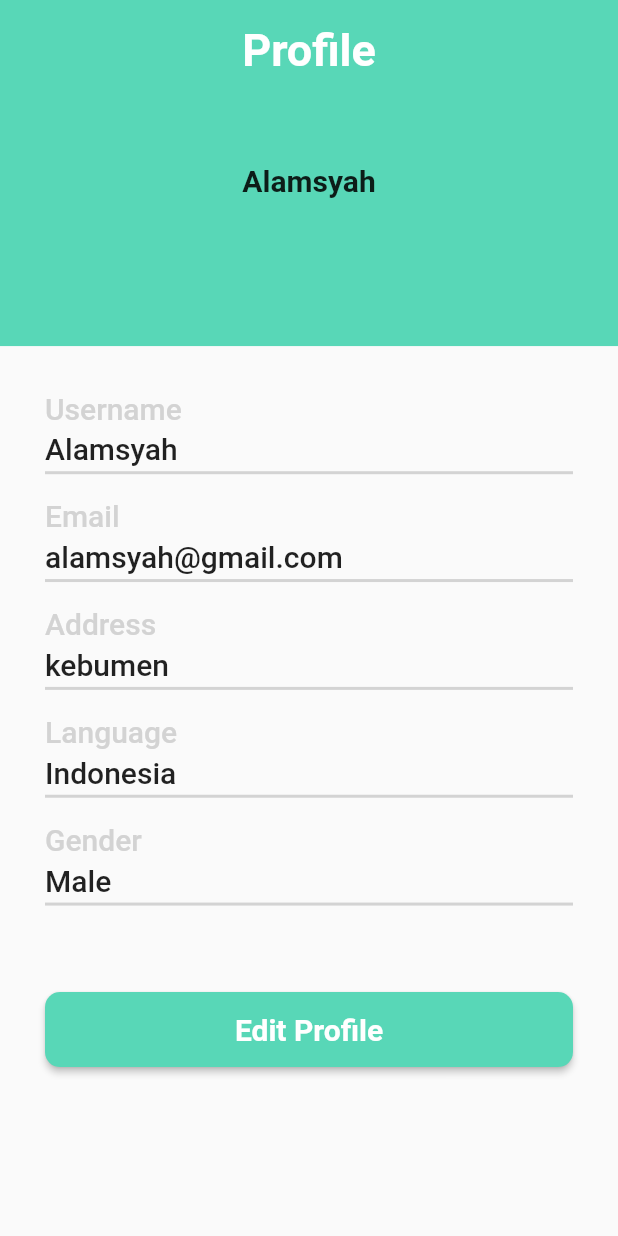
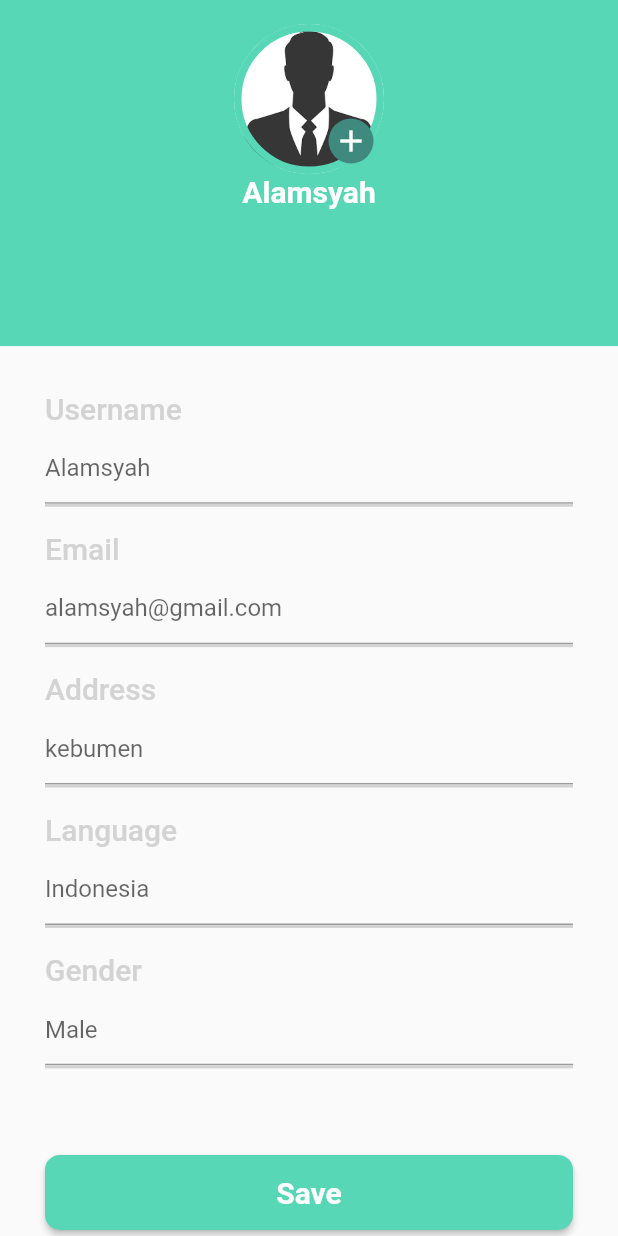
Before and after one commit to Madd-G/nutria_old, a Flutter app: the ProfileScreen screen opened by its route, after a tap on "Edit Profile", on a phone screen of 412 x 824 dp. Run offline on Flutter 3.47's test engine with Material 2 defaults, Android fonts, the light colour scheme and no system bars; our stand-ins replace dropdown_search, get.

Commit message:
updated profile and edit profile screen and reformated code

```diff
--- a/lib/components/fruit_carousel.dart
+++ b/lib/components/fruit_carousel.dart
@@ -1,5 +1,4 @@
 import 'package:flutter/material.dart';
-
 import '../models/fruit_vegetable_model.dart';
 
 class FruitCarousel extends StatelessWidget {
--- a/lib/components/gender_radio_button.dart
+++ b/lib/components/gender_radio_button.dart
@@ -1,6 +1,5 @@
 import 'package:flutter/material.dart';
 import 'package:get/get_state_manager/src/simple/get_state.dart';
-
 import '../controllers/gender_controller.dart';
 
 class GenderRadioButton extends StatelessWidget {
--- a/lib/components/main_button.dart
+++ b/lib/components/main_button.dart
@@ -2,8 +2,7 @@ import 'package:flutter/material.dart';
 
 class MainButton extends StatelessWidget {
   // ignore: use_key_in_widget_constructors
-  const MainButton(
-      {required this.title, required this.onPressed});
+  const MainButton({required this.title, required this.onPressed});
 
   final String title;
   final VoidCallback onPressed;
--- a/lib/components/vegetable_carousel.dart
+++ b/lib/components/vegetable_carousel.dart
@@ -1,5 +1,4 @@
 import 'package:flutter/material.dart';
-
 import '../models/fruit_vegetable_model.dart';
 
 class VegetableCarousel extends StatelessWidget {
--- a/lib/controllers/screen_controller.dart
+++ b/lib/controllers/screen_controller.dart
@@ -12,7 +12,7 @@ class ScreenController extends StatelessWidget {
   final screens = [
     const CameraScreen(),
     const HomeScreen(),
-     ProfileScreen(),
+    ProfileScreen(),
   ];
 
   @override
--- a/lib/main.dart
+++ b/lib/main.dart
@@ -15,7 +15,6 @@ import 'package:nutria/views/upload_profile_photo_screen.dart';
 import 'package:nutria/views/vegetable_detail_screen.dart';
 import 'package:nutria/views/vegetable_list_screen.dart';
 import 'package:nutria/views/home_screen.dart';
-
 import 'controllers/screen_controller.dart';
 import 'language.dart';
 
@@ -56,8 +55,7 @@ class MyApp extends StatelessWidget {
         GetPage(
             name: '/upload_profile_photo_screen',
             page: () => const UploadProfilePhotoScreen()),
-        GetPage(
-            name: '/fruit_list_screen', page: () => FruitListScreen()),
+        GetPage(name: '/fruit_list_screen', page: () => FruitListScreen()),
         GetPage(
             name: '/vegetable_list_screen',
             page: () => const VegetableListScreen()),
@@ -67,8 +65,8 @@ class MyApp extends StatelessWidget {
         GetPage(
             name: '/vegetable_detail_screen',
             page: () => const VegetableDetailScreen()),
-        GetPage(name: '/profile_screen', page: () =>  ProfileScreen()),
-        GetPage(name: '/edit_profile_screen', page: () => const EditProfileScreen()),
+        GetPage(name: '/profile_screen', page: () => ProfileScreen()),
+        GetPage(name: '/edit_profile_screen', page: () => EditProfileScreen()),
         GetPage(name: '/camera_screen', page: () => const CameraScreen()),
         GetPage(name: '/screen_controller', page: () => ScreenController()),
       ],
--- a/lib/models/user_model.dart
+++ b/lib/models/user_model.dart
@@ -15,6 +15,7 @@ class User {
     this.gender = '',
   });
 }
+
 final List<User> userData = [
   User(
       username: 'Alamsyah',
--- a/lib/views/edit_profile_screen.dart
+++ b/lib/views/edit_profile_screen.dart
@@ -1,19 +1,15 @@
-import 'package:dropdown_search/dropdown_search.dart';
 import 'package:flutter/material.dart';
 import 'package:get/get.dart';
-
-import '../components/text_input_decoration.dart';
-import '../controllers/translations_controller.dart';
+import '../components/main_button.dart';
+import '../controllers/user_controller.dart';
 
 class EditProfileScreen extends StatelessWidget {
-  const EditProfileScreen({Key? key}) : super(key: key);
-
+  EditProfileScreen({Key? key}) : super(key: key);
+  final UserController userController = Get.put(UserController());
 
   @override
   Widget build(BuildContext context) {
     var height = MediaQuery.of(context).size.height;
-    final languages = ['English', 'Indonesia'];
-    final messageController = Get.put(MessagesController());
     return Scaffold(
       body: SingleChildScrollView(
         child: Column(
@@ -25,73 +21,180 @@ class EditProfileScreen extends StatelessWidget {
               child: Padding(
                 padding: const EdgeInsets.all(16.0),
                 child: Column(
-                  crossAxisAlignment: CrossAxisAlignment.start,
+                  mainAxisAlignment: MainAxisAlignment.start,
+                  crossAxisAlignment: CrossAxisAlignment.center,
                   children: [
-                    const Center(
-                        child: SafeArea(
-                      child: Text(
-                        'Nutria',
-                        style: TextStyle(
-                            color: Colors.white,
-                            fontSize: 30.0,
-                            fontWeight: FontWeight.w700),
+                    SafeArea(
+                      child: Center(
+                        child: Stack(children: [
+                          Container(
+                            decoration: BoxDecoration(
+                                shape: BoxShape.circle,
+                                border: Border.all(
+                                    width: 5,
+                                    color:
+                                        Theme.of(context).colorScheme.primary),
+                                image: const DecorationImage(
+                                  fit: BoxFit.fill,
+                                  image:
+                                      AssetImage('assets/images/profile.png'),
+                                )),
+                            height: 100,
+                            width: 100,
+                            padding: const EdgeInsets.all(8.0),
+                          ),
+                          Positioned(
+                              bottom: 7,
+                              right: 7,
+                              child: Container(
+                                decoration: const BoxDecoration(
+                                    shape: BoxShape.circle,
+                                    color: Color(0xff3F897F)),
+                                height: 30,
+                                width: 30,
+                                child: const Icon(
+                                  Icons.add,
+                                  color: Colors.white,
+                                ),
+                              ))
+                        ]),
                       ),
-                    )),
-                    IconButton(
-                      icon: const Icon(Icons.arrow_back_ios),
-                      color: Colors.white,
-                      onPressed: () {
-                        Get.toNamed('/screen_controller');
-                      },
                     ),
-                    SizedBox(
-                      height: height * 0.01,
-                    ),
-                    const Text(
-                      "Daftar Buah",
-                      style: TextStyle(
-                          color: Colors.white,
-                          fontSize: 35,
-                          fontWeight: FontWeight.w700),
-                    ),
+                    Text(
+                      userController.username.value,
+                      style: const TextStyle(
+                          fontSize: 20.0,
+                          fontWeight: FontWeight.w600,
+                          color: Colors.white),
+                    )
                   ],
                 ),
               ),
             ),
             Padding(
-                padding: const EdgeInsets.all(10.0),
+                padding: const EdgeInsets.all(30.0),
                 child: Column(
+                  crossAxisAlignment: CrossAxisAlignment.start,
                   children: [
+                    const Text(
+                      'Username',
+                      style: TextStyle(
+                          color: Color(0xFFD3D3D3),
+                          fontWeight: FontWeight.w500,
+                          fontSize: 20.0),
+                    ),
+                    SizedBox(
+                      height: height * 0.005,
+                    ),
                     TextField(
-                        keyboardType: TextInputType.name,
-                        decoration: textInputDecoration.copyWith(
-                            hintText: 'Username',
-                            focusedBorder: OutlineInputBorder(
-                                borderSide: BorderSide(
-                                    color: Theme.of(context).colorScheme.primary)))),
-                    const SizedBox(height: 20),
+                      keyboardType: TextInputType.text,
+                      decoration: InputDecoration(
+                          hintText: userController.username.value),
+                    ),
+                    Container(
+                      height: 2.0,
+                      width: double.infinity,
+                      color: const Color(0xFFD3D3D3),
+                    ),
+                    SizedBox(
+                      height: height * 0.02,
+                    ),
+                    const Text(
+                      'Email',
+                      style: TextStyle(
+                          color: Color(0xFFD3D3D3),
+                          fontWeight: FontWeight.w500,
+                          fontSize: 20.0),
+                    ),
+                    SizedBox(
+                      height: height * 0.005,
+                    ),
                     TextField(
-                        keyboardType: TextInputType.streetAddress,
-                        decoration: textInputDecoration.copyWith(
-                            hintText: 'Address',
-                            focusedBorder: OutlineInputBorder(
-                                borderSide: BorderSide(
-                                    color: Theme.of(context).colorScheme.primary)))),
-                    const SizedBox(height: 20),
-                    DropdownSearch<String>(
-                        mode: Mode.MENU,
-                        showSelectedItem: true,
-                        items: languages,
-                        label: "Language",
-                        hint: "select language",
-                        selectedItem: "English",
-                        onChanged: (String? data) {
-                          if (data == 'English') {
-                            messageController.changeLanguage('en_US', 'id');
-                          } else if (data == "Indonesia") {
-                            messageController.changeLanguage('id', 'en_US');
-                          }
-                        }),
+                      keyboardType: TextInputType.text,
+                      decoration:
+                          InputDecoration(hintText: userController.email.value),
+                    ),
+                    Container(
+                      height: 2.0,
+                      width: double.infinity,
+                      color: const Color(0xFFD3D3D3),
+                    ),
+                    SizedBox(
+                      height: height * 0.02,
+                    ),
+                    const Text(
+                      'Address',
+                      style: TextStyle(
+                          color: Color(0xFFD3D3D3),
+                          fontWeight: FontWeight.w500,
+                          fontSize: 20.0),
+                    ),
+                    SizedBox(
+                      height: height * 0.005,
+                    ),
+                    TextField(
+                      keyboardType: TextInputType.text,
+                      decoration: InputDecoration(
+                          hintText: userController.address.value),
+                    ),
+                    Container(
+                      height: 2.0,
+                      width: double.infinity,
+                      color: const Color(0xFFD3D3D3),
+                    ),
+                    SizedBox(
+                      height: height * 0.02,
+                    ),
+                    const Text(
+                      'Language',
+                      style: TextStyle(
+                          color: Color(0xFFD3D3D3),
+                          fontWeight: FontWeight.w500,
+                          fontSize: 20.0),
+                    ),
+                    SizedBox(
+                      height: height * 0.005,
+                    ),
+                    TextField(
+                      keyboardType: TextInputType.text,
+                      decoration: InputDecoration(
+                          hintText: userController.language.value),
+                    ),
+                    Container(
+                      height: 2.0,
+                      width: double.infinity,
+                      color: const Color(0xFFD3D3D3),
+                    ),
+                    SizedBox(
+                      height: height * 0.02,
+                    ),
+                    const Text(
+                      'Gender',
+                      style: TextStyle(
+                          color: Color(0xFFD3D3D3),
+                          fontWeight: FontWeight.w500,
+                          fontSize: 20.0),
+                    ),
+                    SizedBox(
+                      height: height * 0.005,
+                    ),
+                    TextField(
+                      keyboardType: TextInputType.text,
+                      decoration: InputDecoration(
+                          hintText: userController.gender.value),
+                    ),
+                    Container(
+                      height: 2.0,
+                      width: double.infinity,
+                      color: const Color(0xFFD3D3D3),
+                    ),
+                    SizedBox(
+                      height: height * 0.02,
+                    ),
+                    SizedBox(
+                      height: height * 0.05,
+                    ),
+                    MainButton(title: 'Save', onPressed: () {})
                   ],
                 ))
           ],
@@ -100,3 +203,18 @@ class EditProfileScreen extends StatelessWidget {
     );
   }
 }
+
+// DropdownSearch<String>(
+// mode: Mode.MENU,
+// showSelectedItem: true,
+// items: languages,
+// label: "Language",
+// hint: "select language",
+// selectedItem: "English",
+// onChanged: (String? data) {
+// if (data == 'English') {
+// messageController.changeLanguage('en_US', 'id');
+// } else if (data == "Indonesia") {
+// messageController.changeLanguage('id', 'en_US');
+// }
+// }),
--- a/lib/views/home_screen.dart
+++ b/lib/views/home_screen.dart
@@ -34,7 +34,9 @@ class HomeScreen extends StatelessWidget {
                                 fontWeight: FontWeight.w700),
                           ),
                         )),
-                        SizedBox(height: height * 0.025,),
+                        SizedBox(
+                          height: height * 0.025,
+                        ),
                         const Text(
                           'Hello Alamsyah,',
                           style: TextStyle(
--- a/lib/views/profile_screen.dart
+++ b/lib/views/profile_screen.dart
@@ -23,17 +23,45 @@ class ProfileScreen extends StatelessWidget {
                 mainAxisAlignment: MainAxisAlignment.start,
                 crossAxisAlignment: CrossAxisAlignment.center,
                 children: [
-                  const SafeArea(
-                    child: Text(
-                  'Profile',
-                  style: TextStyle(
-                      color: Colors.white,
-                      fontSize: 30.0,
-                      fontWeight: FontWeight.w700),
+                  SafeArea(
+                    child: Center(
+                      child: Stack(children: [
+                        Container(
+                          decoration: BoxDecoration(
+                              shape: BoxShape.circle,
+                              border: Border.all(
+                                  width: 5,
+                                  color: Theme.of(context).colorScheme.primary),
+                              image: const DecorationImage(
+                                fit: BoxFit.fill,
+                                image: AssetImage('assets/images/profile.png'),
+                              )),
+                          height: 100,
+                          width: 100,
+                          padding: const EdgeInsets.all(8.0),
+                        ),
+                        Positioned(
+                            bottom: 7,
+                            right: 7,
+                            child: Container(
+                              decoration: const BoxDecoration(
+                                shape: BoxShape.circle,
+                                color: Color(0xff3F897F)
+                              ),
+                              height: 30,
+                              width: 30,
+                              child: const Icon(Icons.add, color: Colors.white,),
+                            ))
+                      ]),
                     ),
                   ),
-                  SizedBox(height: height * 0.07,),
-                  Text(userController.username.value, style: const TextStyle(fontSize: 20.0, fontWeight: FontWeight.w600),)
+                  Text(
+                    userController.username.value,
+                    style: const TextStyle(
+                        fontSize: 20.0,
+                        fontWeight: FontWeight.w600,
+                        color: Colors.white),
+                  )
                 ],
               ),
             ),
@@ -55,8 +83,8 @@ class ProfileScreen extends StatelessWidget {
                   ),
                   Text(
                     userController.username.value,
-                    style:
-                        const TextStyle(fontWeight: FontWeight.w500, fontSize: 20.0),
+                    style: const TextStyle(
+                        fontWeight: FontWeight.w500, fontSize: 20.0),
                   ),
                   SizedBox(
                     height: height * 0.004,
@@ -81,8 +109,8 @@ class ProfileScreen extends StatelessWidget {
                   ),
                   Text(
                     userController.email.value,
-                    style:
-                        const TextStyle(fontWeight: FontWeight.w500, fontSize: 20.0),
+                    style: const TextStyle(
+                        fontWeight: FontWeight.w500, fontSize: 20.0),
                   ),
                   SizedBox(
                     height: height * 0.004,
@@ -107,8 +135,8 @@ class ProfileScreen extends StatelessWidget {
                   ),
                   Text(
                     userController.address.value,
-                    style:
-                        const TextStyle(fontWeight: FontWeight.w500, fontSize: 20.0),
+                    style: const TextStyle(
+                        fontWeight: FontWeight.w500, fontSize: 20.0),
                   ),
                   SizedBox(
                     height: height * 0.004,
@@ -133,8 +161,8 @@ class ProfileScreen extends StatelessWidget {
                   ),
                   Text(
                     userController.language.value,
-                    style:
-                        const TextStyle(fontWeight: FontWeight.w500, fontSize: 20.0),
+                    style: const TextStyle(
+                        fontWeight: FontWeight.w500, fontSize: 20.0),
                   ),
                   SizedBox(
                     height: height * 0.004,
@@ -159,8 +187,8 @@ class ProfileScreen extends StatelessWidget {
                   ),
                   Text(
                     userController.gender.value,
-                    style:
-                        const TextStyle(fontWeight: FontWeight.w500, fontSize: 20.0),
+                    style: const TextStyle(
+                        fontWeight: FontWeight.w500, fontSize: 20.0),
                   ),
                   SizedBox(
                     height: height * 0.004,
@@ -173,8 +201,12 @@ class ProfileScreen extends StatelessWidget {
                   SizedBox(
                     height: height * 0.02,
                   ),
-                  SizedBox(height: height * 0.05,),
-                  MainButton(title: 'Edit Profile', onPressed: () {})
+                  SizedBox(
+                    height: height * 0.05,
+                  ),
+                  MainButton(title: 'Edit Profile', onPressed: () {
+                    Get.toNamed('/edit_profile_screen');
+                  })
                 ],
               ))
         ],
--- a/lib/views/splash_screen_second.dart
+++ b/lib/views/splash_screen_second.dart
@@ -1,6 +1,5 @@
 import 'package:flutter/material.dart';
 import 'package:get/get.dart';
-
 import '../components/main_button.dart';
 
 class SplashScreenSecond extends StatelessWidget {
--- a/lib/views/upload_profile_photo_screen.dart
+++ b/lib/views/upload_profile_photo_screen.dart
@@ -52,9 +52,7 @@ class UploadProfilePhotoScreen extends StatelessWidget {
               const SizedBox(
                 height: 70,
               ),
-              MainButton(
-                  title: 'Upload',
-                  onPressed: () {}),
+              MainButton(title: 'Upload', onPressed: () {}),
               const SizedBox(
                 height: 30,
               ),
```
Also changed, not shown: lib/components/category_box.dart (line endings or trailing spaces), lib/controllers/user_controller.dart (line endings or trailing spaces).
